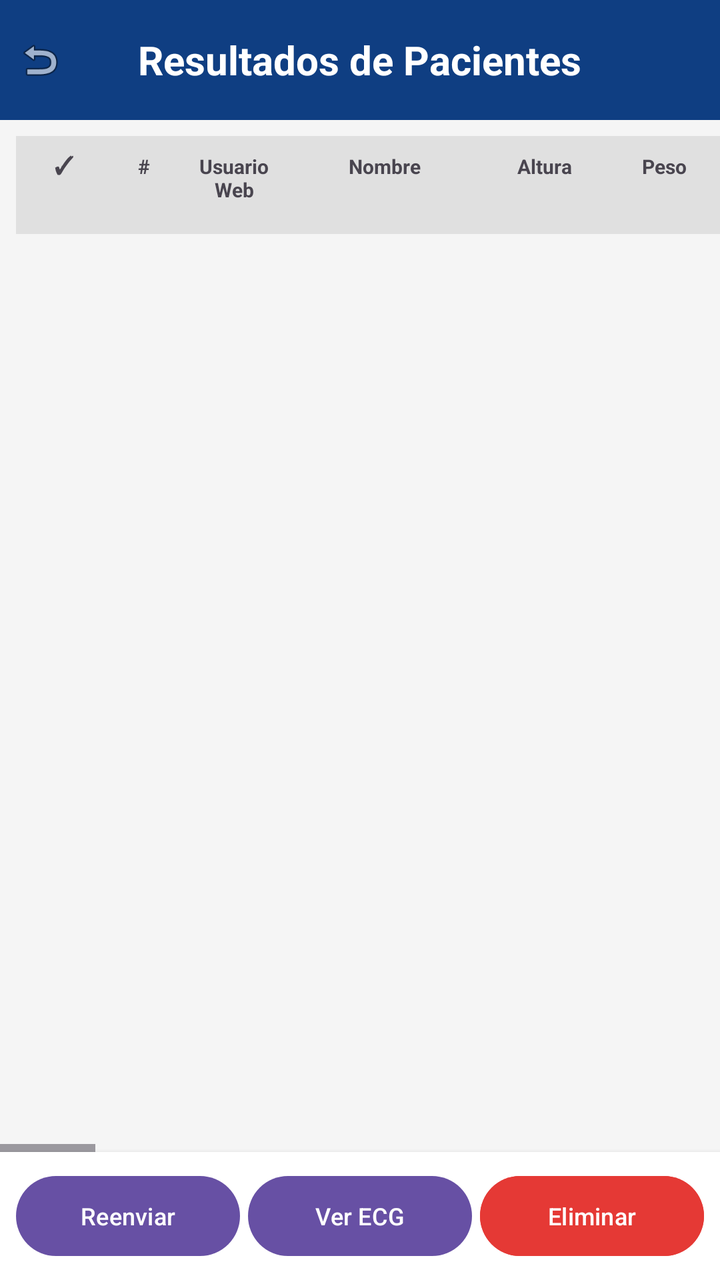
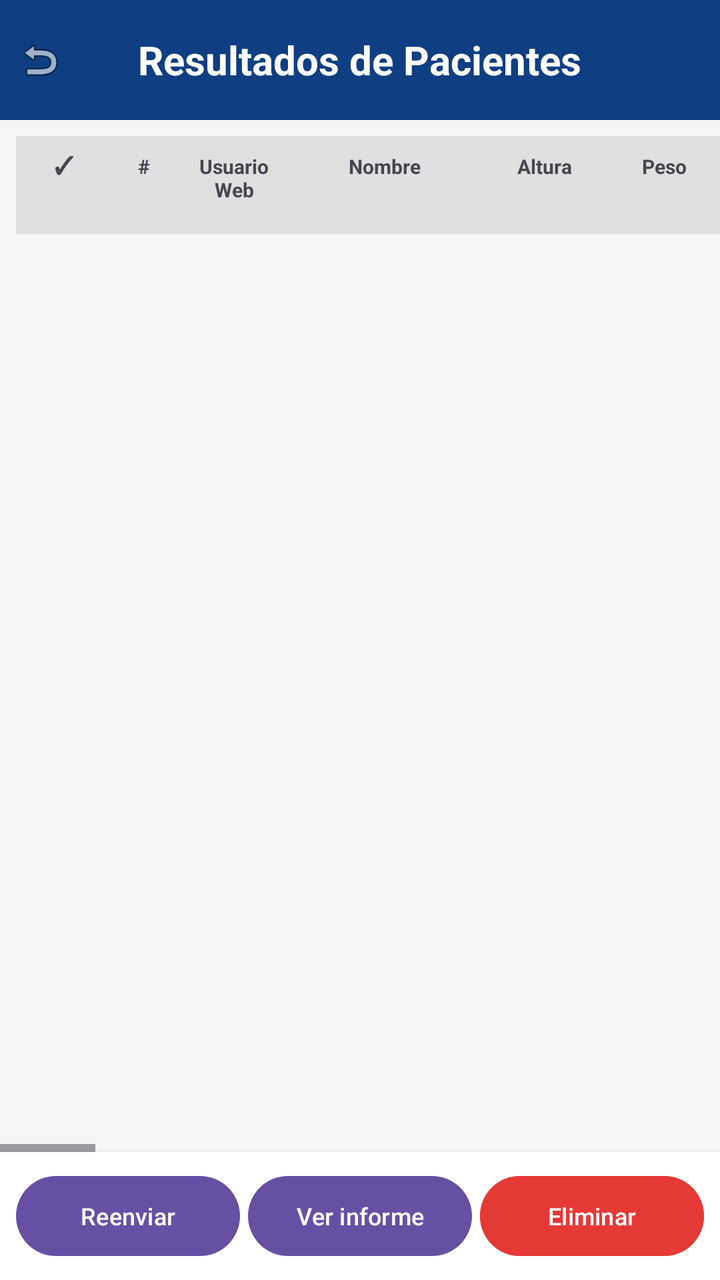

An Android layout rendered at two revisions. The XML below is the earlier revision; the diff shows what the commit changed to produce the second picture.
<!-- AndroidManifest.xml: application theme Theme.Quiosco -->
<!-- res/layout/activity_result_table.xml -->
<?xml version="1.0" encoding="utf-8"?>
<LinearLayout xmlns:android="http://schemas.android.com/apk/res/android"
    android:layout_width="match_parent"
    android:layout_height="match_parent"
    android:orientation="vertical"
    android:background="#F5F5F5">

    
    <RelativeLayout
        android:id="@+id/topResultBar"
        android:layout_width="match_parent"
        android:layout_height="60dp"
        android:background="#0F3E82">

        <ImageView
            android:id="@+id/btnBackResultTable"
            android:layout_width="40dp"
            android:layout_height="40dp"
            android:layout_alignParentStart="true"
            android:layout_centerVertical="true"
            android:src="@android:drawable/ic_menu_revert"
            android:padding="8dp"
            android:clickable="true"
            android:focusable="true" />

        <TextView
            android:layout_width="wrap_content"
            android:layout_height="match_parent"
            android:layout_centerInParent="true"
            android:text="Resultados de Pacientes"
            android:textColor="#FFFFFF"
            android:textSize="20sp"
            android:textStyle="bold"
            android:gravity="center" />
    </RelativeLayout>

    
    <HorizontalScrollView
        android:layout_width="match_parent"
        android:layout_height="0dp"
        android:layout_weight="1">

        <LinearLayout
            android:layout_width="wrap_content"
            android:layout_height="match_parent"
            android:orientation="vertical"
            android:padding="8dp">

            
            <LinearLayout
                android:id="@+id/headerRow"
                android:layout_width="wrap_content"
                android:layout_height="wrap_content"
                android:orientation="horizontal"
                android:background="#E0E0E0"
                android:padding="4dp">

                
                <TextView
                    android:layout_width="40dp"
                    android:layout_height="wrap_content"
                    android:text="✓"
                    android:textStyle="bold"
                    android:textSize="12sp"
                    android:gravity="center"
                    android:padding="2dp"/>

                <TextView android:layout_width="40dp" android:layout_height="wrap_content" android:text="#" android:textStyle="bold" android:textSize="10sp" android:gravity="center" android:padding="2dp"/>
                <TextView android:layout_width="50dp" android:layout_height="wrap_content" android:text="Usuario Web" android:textStyle="bold" android:textSize="10sp" android:gravity="center" android:padding="2dp"/>
                <TextView android:layout_width="100dp" android:layout_height="wrap_content" android:text="Nombre" android:textStyle="bold" android:textSize="10sp" android:gravity="center" android:padding="2dp"/>
                <TextView android:layout_width="60dp" android:layout_height="wrap_content" android:text="Altura" android:textStyle="bold" android:textSize="10sp" android:gravity="center" android:padding="2dp"/>
                <TextView android:layout_width="60dp" android:layout_height="wrap_content" android:text="Peso" android:textStyle="bold" android:textSize="10sp" android:gravity="center" android:padding="2dp"/>
                <TextView android:layout_width="60dp" android:layout_height="wrap_content" android:text="IMC" android:textStyle="bold" android:textSize="10sp" android:gravity="center" android:padding="2dp"/>
                <TextView android:layout_width="80dp" android:layout_height="wrap_content" android:text="Grasa %" android:textStyle="bold" android:textSize="10sp" android:gravity="center" android:padding="2dp"/>
                <TextView android:layout_width="80dp" android:layout_height="wrap_content" android:text="Grasa Kg" android:textStyle="bold" android:textSize="10sp" android:gravity="center" android:padding="2dp"/>
                <TextView android:layout_width="80dp" android:layout_height="wrap_content" android:text="Agua %" android:textStyle="bold" android:textSize="10sp" android:gravity="center" android:padding="2dp"/>
                <TextView android:layout_width="80dp" android:layout_height="wrap_content" android:text="Agua Kg" android:textStyle="bold" android:textSize="10sp" android:gravity="center" android:padding="2dp"/>
                <TextView android:layout_width="90dp" android:layout_height="wrap_content" android:text="Masa Muscular" android:textStyle="bold" android:textSize="10sp" android:gravity="center" android:padding="2dp"/>
                <TextView android:layout_width="100dp" android:layout_height="wrap_content" android:text="Masa Libre Grasa" android:textStyle="bold" android:textSize="10sp" android:gravity="center" android:padding="2dp"/>
                <TextView android:layout_width="80dp" android:layout_height="wrap_content" android:text="Proteína" android:textStyle="bold" android:textSize="10sp" android:gravity="center" android:padding="2dp"/>
                <TextView android:layout_width="80dp" android:layout_height="wrap_content" android:text="Minerales" android:textStyle="bold" android:textSize="10sp" android:gravity="center" android:padding="2dp"/>
                <TextView android:layout_width="80dp" android:layout_height="wrap_content" android:text="Metabolismo" android:textStyle="bold" android:textSize="10sp" android:gravity="center" android:padding="2dp"/>
                <TextView android:layout_width="80dp" android:layout_height="wrap_content" android:text="Grasa Visceral" android:textStyle="bold" android:textSize="10sp" android:gravity="center" android:padding="2dp"/>
                <TextView android:layout_width="80dp" android:layout_height="wrap_content" android:text="Peso Ideal" android:textStyle="bold" android:textSize="10sp" android:gravity="center" android:padding="2dp"/>
                <TextView android:layout_width="80dp" android:layout_height="wrap_content" android:text="Tipo Grasa" android:textStyle="bold" android:textSize="10sp" android:gravity="center" android:padding="2dp"/>
                <TextView android:layout_width="60dp" android:layout_height="wrap_content" android:text="Sistólica" android:textStyle="bold" android:textSize="10sp" android:gravity="center" android:padding="2dp"/>
                <TextView android:layout_width="60dp" android:layout_height="wrap_content" android:text="Diastólica" android:textStyle="bold" android:textSize="10sp" android:gravity="center" android:padding="2dp"/>
                <TextView android:layout_width="60dp" android:layout_height="wrap_content" android:text="Pulso" android:textStyle="bold" android:textSize="10sp" android:gravity="center" android:padding="2dp"/>
                <TextView android:layout_width="60dp" android:layout_height="wrap_content" android:text="Temperatura" android:textStyle="bold" android:textSize="10sp" android:gravity="center" android:padding="2dp"/>
                <TextView android:layout_width="60dp" android:layout_height="wrap_content" android:text="Temperatura F" android:textStyle="bold" android:textSize="10sp" android:gravity="center" android:padding="2dp"/>
                <TextView android:layout_width="60dp" android:layout_height="wrap_content" android:text="SpO2" android:textStyle="bold" android:textSize="10sp" android:gravity="center" android:padding="2dp"/>
                <TextView android:layout_width="60dp" android:layout_height="wrap_content" android:text="Frec. Pulso" android:textStyle="bold" android:textSize="10sp" android:gravity="center" android:padding="2dp"/>
                <TextView android:layout_width="60dp" android:layout_height="wrap_content" android:text="Índice Perf." android:textStyle="bold" android:textSize="10sp" android:gravity="center" android:padding="2dp"/>
                <TextView android:layout_width="80dp" android:layout_height="wrap_content" android:text="Frec. Cardíaca" android:textStyle="bold" android:textSize="10sp" android:gravity="center" android:padding="2dp"/>
                <TextView android:layout_width="60dp" android:layout_height="wrap_content" android:text="Eje P" android:textStyle="bold" android:textSize="10sp" android:gravity="center" android:padding="2dp"/>
                <TextView android:layout_width="60dp" android:layout_height="wrap_content" android:text="Eje QRS" android:textStyle="bold" android:textSize="10sp" android:gravity="center" android:padding="2dp"/>
                <TextView android:layout_width="60dp" android:layout_height="wrap_content" android:text="Eje T" android:textStyle="bold" android:textSize="10sp" android:gravity="center" android:padding="2dp"/>
                <TextView android:layout_width="60dp" android:layout_height="wrap_content" android:text="Intervalo PR" android:textStyle="bold" android:textSize="10sp" android:gravity="center" android:padding="2dp"/>
                <TextView android:layout_width="60dp" android:layout_height="wrap_content" android:text="Duración QRS" android:textStyle="bold" android:textSize="10sp" android:gravity="center" android:padding="2dp"/>
                <TextView android:layout_width="60dp" android:layout_height="wrap_content" android:text="Intervalo QT" android:textStyle="bold" android:textSize="10sp" android:gravity="center" android:padding="2dp"/>
                <TextView android:layout_width="60dp" android:layout_height="wrap_content" android:text="QT Corregido" android:textStyle="bold" android:textSize="10sp" android:gravity="center" android:padding="2dp"/>
                <TextView android:layout_width="60dp" android:layout_height="wrap_content" android:text="Onda RV5" android:textStyle="bold" android:textSize="10sp" android:gravity="center" android:padding="2dp"/>
                <TextView android:layout_width="60dp" android:layout_height="wrap_content" android:text="Onda SV1" android:textStyle="bold" android:textSize="10sp" android:gravity="center" android:padding="2dp"/>
                <TextView android:layout_width="80dp" android:layout_height="wrap_content" android:text="Resultado ECG" android:textStyle="bold" android:textSize="10sp" android:gravity="center" android:padding="2dp"/>
                <TextView android:layout_width="120dp" android:layout_height="wrap_content" android:text="Fecha" android:textStyle="bold" android:textSize="10sp" android:gravity="center" android:padding="2dp"/>
            </LinearLayout>

            
            <ScrollView
                android:layout_width="wrap_content"
                android:layout_height="0dp"
                android:layout_weight="1"
                android:fillViewport="false">

                <LinearLayout
                    android:id="@+id/resultsContainer"
                    android:layout_width="wrap_content"
                    android:layout_height="wrap_content"
                    android:orientation="vertical" />
            </ScrollView>
        </LinearLayout>
    </HorizontalScrollView>

    
    <LinearLayout
        android:layout_width="match_parent"
        android:layout_height="wrap_content"
        android:orientation="horizontal"
        android:padding="8dp"
        android:background="#FFFFFF"
        android:elevation="4dp">


        <Button
            android:id="@+id/btnResend"
            android:layout_width="0dp"
            android:layout_height="wrap_content"
            android:layout_weight="1"
            android:text="Reenviar"
            android:layout_marginEnd="4dp"
            android:textSize="12sp" />

        <Button
            android:id="@+id/btnViewEcg"
            android:layout_width="0dp"
            android:layout_height="wrap_content"
            android:layout_weight="1"
            android:text="Ver ECG"
            android:layout_marginEnd="4dp"
            android:textSize="12sp" />

        <Button
            android:id="@+id/btnDelete"
            android:layout_width="0dp"
            android:layout_height="wrap_content"
            android:layout_weight="1"
            android:text="Eliminar"
            android:backgroundTint="#E53935"
            android:textColor="#FFFFFF"
            android:textSize="12sp" />
    </LinearLayout>

</LinearLayout>
<!-- resources referenced by this layout -->
<resources>
  <style name="Theme.Quiosco" parent="Base.Theme.Quiosco" />
  <style name="Base.Theme.Quiosco" parent="Theme.Material3.DayNight.NoActionBar">
          
          
      </style>
</resources>

<!-- the commit's change to res/layout/activity_result_table.xml (unified diff, before → after) -->
@@ -145,7 +145,7 @@
             android:layout_width="0dp"
             android:layout_height="wrap_content"
             android:layout_weight="1"
-            android:text="Ver ECG"
+            android:text="Ver informe"
             android:layout_marginEnd="4dp"
             android:textSize="12sp" />
 
